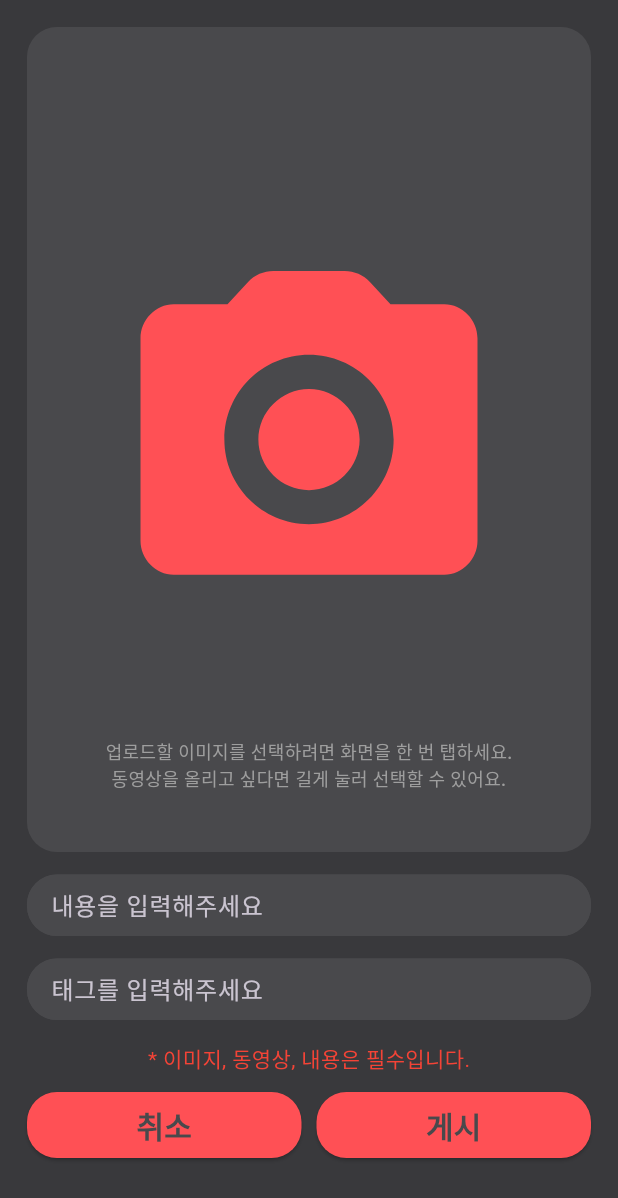
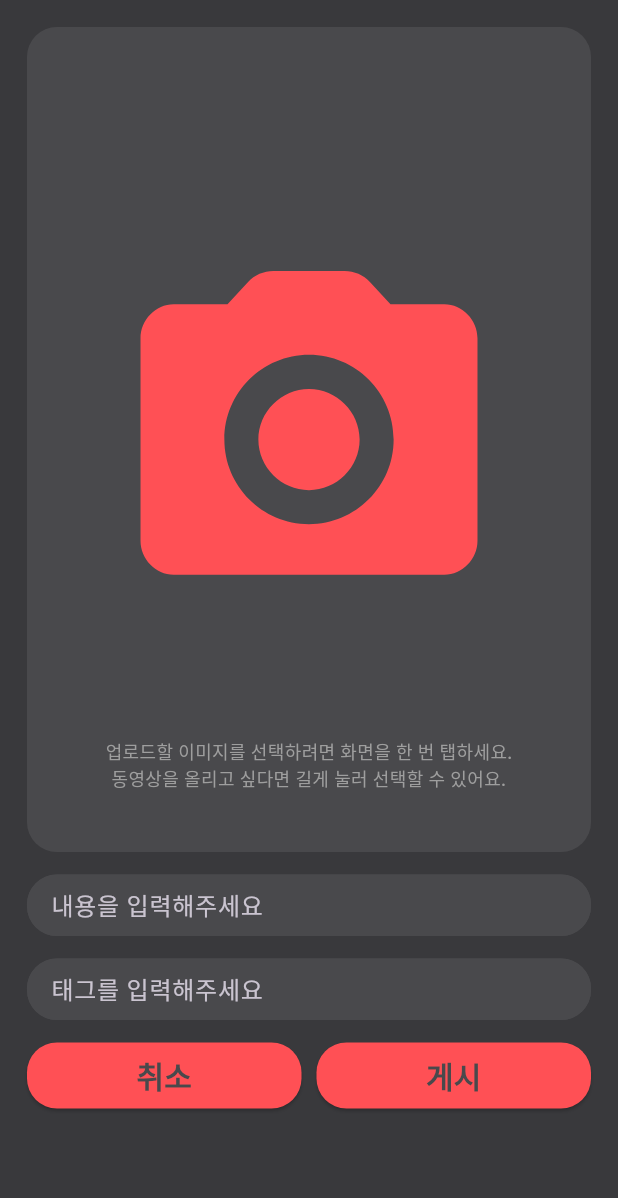
Before and after one commit to junseok1925/cute_story_closed_SNS_APP, a Flutter app: the AddPage screen opened directly, on a phone screen of 412 x 824 dp. Shown: the top 1198 px of the screen. Run offline on Flutter 3.47's test engine with Material 3 defaults, Android fonts, the phone set to English and light mode, and no system bars; our stand-ins replace cloud_firestore, dio, firebase_auth, firebase_core, firebase_storage, flutter_hooks and 9 more; accounts and stored records are empty.

Commit message:
fix: add_page

```diff
--- a/lib/main.dart
+++ b/lib/main.dart
@@ -28,7 +28,7 @@ class MyApp extends StatelessWidget {
       theme: AppTheme.light,
       darkTheme: AppTheme.dark,
       themeMode: ThemeMode.dark,
-      home: HomePage(),
+      home: SplashPage(),
     );
   }
 }
--- a/lib/presentation/pages/add/add_page.dart
+++ b/lib/presentation/pages/add/add_page.dart
@@ -16,17 +16,7 @@ class AddPage extends HookConsumerWidget {
   @override
   Widget build(BuildContext context, WidgetRef ref) {
     final addState = ref.watch(addPostViewModelProvider);
-    // AddPage 진입 시 에러 메시지 초기화 (빌드 이후 실행)
-    useEffect(() {
-      Future.microtask(() {
-        ref.read(addPostViewModelProvider.notifier).updateContent("");
-        ref.read(addPostViewModelProvider.notifier).updateTag("");
-        ref
-            .read(addPostViewModelProvider.notifier)
-            .setError("* 이미지, 동영상, 내용은 필수입니다.");
-      });
-      return null;
-    }, []);
+    // AddPage 진입 시 상태를 초기화하지 않음. (게시 성공/취소 시에만 초기화)
 
     // 업로드 성공 시 네비게이션은 onPressed에서만 처리
     final titleController = useTextEditingController(text: addState.content);
@@ -149,7 +139,9 @@ class AddPage extends HookConsumerWidget {
                                 );
 
                                 // 업로드 후 최신 상태를 다시 읽어서 체크
-                                final newState = ref.read(addPostViewModelProvider);
+                                final newState = ref.read(
+                                  addPostViewModelProvider,
+                                );
                                 if (newState.error == null && context.mounted) {
                                   viewModel.reset();
                                   ref.invalidate(postListViewModelProvider);
```
